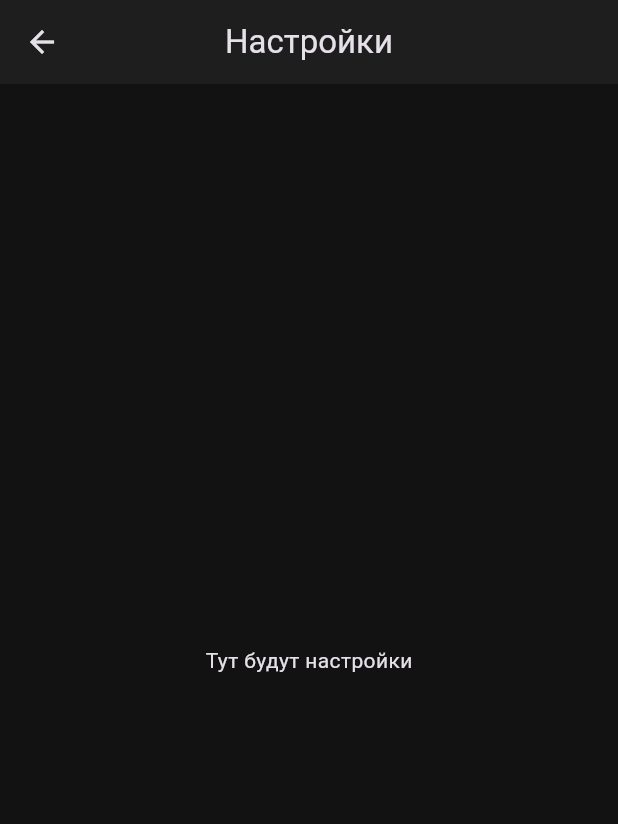
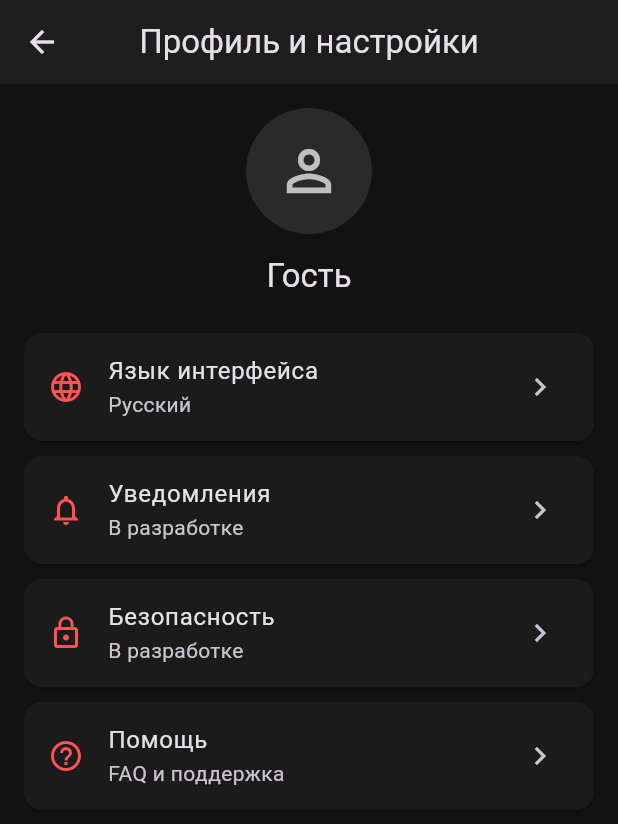
Before and after one commit to Ref4te/Flutter-CinemaApp, a Flutter app: the MainNavigationScreen screen opened directly, after a tap on the "settings" icon, on a phone screen of 412 x 824 dp. Shown: the top 824 px of the screen. Run offline on Flutter 3.47's test engine with Material 3 defaults, Android fonts, the phone set to English and light mode, and no system bars; our stand-ins replace flutter_svg; network calls fail.

Commit message:
Create dark homepage UI and extract settings page

```diff
--- a/lib/homepage/home_page.dart
+++ b/lib/homepage/home_page.dart
@@ -1,18 +1,25 @@
 import 'package:flutter/material.dart';
 import 'package:flutter_svg/flutter_svg.dart';
 
+import '../settings/settings_page.dart';
+
 class HomePage extends StatelessWidget {
   const HomePage({super.key});
+
+  static const List<String> _genres = ['Экшн', 'Комедия', 'Блокбастер', 'Романы'];
+
+  static const List<_MovieStub> _movies = [
+    _MovieStub(title: 'Звёздные войны', colors: [Color(0xFF5B0E0E), Color(0xFF161616)]),
+    _MovieStub(title: 'Достать ножи', colors: [Color(0xFF0B2A46), Color(0xFF191919)]),
+    _MovieStub(title: 'Лука', colors: [Color(0xFF2A3EA7), Color(0xFF151520)]),
+    _MovieStub(title: 'Мулан', colors: [Color(0xFF7D0B16), Color(0xFF241616)]),
+  ];
 
   @override
   Widget build(BuildContext context) {
     return Scaffold(
       appBar: AppBar(
-        title: SvgPicture.asset(
-          'assets/images/logo2.svg',
-          height: 60,
-        ),
-        centerTitle: true,
+        title: SvgPicture.asset('assets/images/logo2.svg', height: 40),
         actions: [
           IconButton(
             icon: const Icon(Icons.settings),
@@ -25,22 +32,163 @@ class HomePage extends StatelessWidget {
           ),
         ],
       ),
-      body: const Center(
-        child: Text('Главная страница'),
+      body: ListView(
+        padding: const EdgeInsets.symmetric(horizontal: 16, vertical: 8),
+        children: [
+          RichText(
+            text: TextSpan(
+              style: Theme.of(context).textTheme.headlineSmall?.copyWith(color: Colors.white70),
+              children: const [
+                TextSpan(text: 'Добро пожаловать в '),
+                TextSpan(text: 'Коршиш', style: TextStyle(color: Colors.redAccent)),
+              ],
+            ),
+          ),
+          const SizedBox(height: 14),
+          Container(
+            height: 210,
+            decoration: BoxDecoration(
+              borderRadius: BorderRadius.circular(28),
+              gradient: const LinearGradient(
+                begin: Alignment.topLeft,
+                end: Alignment.bottomRight,
+                colors: [Color(0xFF253240), Color(0xFF131A21), Color(0xFF2A0F30)],
+              ),
+            ),
+            child: Stack(
+              children: [
+                Positioned.fill(
+                  child: Opacity(
+                    opacity: 0.25,
+                    child: Image.network(
+                      'https://images.unsplash.com/photo-1489599849927-2ee91cede3ba?auto=format&fit=crop&w=900&q=80',
+                      fit: BoxFit.cover,
+                    ),
+                  ),
+                ),
+                const Center(
+                  child: Icon(Icons.play_circle_fill_rounded, size: 72, color: Colors.white70),
+                ),
+              ],
+            ),
+          ),
+          const SizedBox(height: 14),
+          Row(
+            mainAxisAlignment: MainAxisAlignment.center,
+            children: const [
+              _Dot(active: true),
+              _Dot(active: false),
+              _Dot(active: false),
+            ],
+          ),
+          const SizedBox(height: 16),
+          SizedBox(
+            height: 34,
+            child: ListView.separated(
+              scrollDirection: Axis.horizontal,
+              itemBuilder: (context, index) {
+                final isSelected = index == 0;
+                return Column(
+                  crossAxisAlignment: CrossAxisAlignment.start,
+                  children: [
+                    Text(
+                      _genres[index],
+                      style: TextStyle(
+                        color: isSelected ? Colors.redAccent : Colors.white60,
+                        fontSize: 22,
+                        fontWeight: isSelected ? FontWeight.w600 : FontWeight.w400,
+                      ),
+                    ),
+                    if (isSelected)
+                      Container(
+                        margin: const EdgeInsets.only(top: 3),
+                        height: 3,
+                        width: 40,
+                        color: Colors.redAccent,
+                      ),
+                  ],
+                );
+              },
+              separatorBuilder: (_, __) => const SizedBox(width: 28),
+              itemCount: _genres.length,
+            ),
+          ),
+          const SizedBox(height: 18),
+          GridView.builder(
+            itemCount: _movies.length,
+            shrinkWrap: true,
+            physics: const NeverScrollableScrollPhysics(),
+            gridDelegate: const SliverGridDelegateWithFixedCrossAxisCount(
+              crossAxisCount: 2,
+              mainAxisSpacing: 16,
+              crossAxisSpacing: 14,
+              childAspectRatio: 0.58,
+            ),
+            itemBuilder: (context, index) {
+              final movie = _movies[index];
+              return _MovieCard(movie: movie);
+            },
+          ),
+        ],
       ),
     );
   }
 }
 
-// Экран настроек
-class SettingsPage extends StatelessWidget {
-  const SettingsPage({super.key});
+class _MovieCard extends StatelessWidget {
+  const _MovieCard({required this.movie});
+
+  final _MovieStub movie;
 
   @override
   Widget build(BuildContext context) {
-    return Scaffold(
-      appBar: AppBar(title: const Text('Настройки')),
-      body: const Center(child: Text('Тут будут настройки')),
+    return Column(
+      crossAxisAlignment: CrossAxisAlignment.start,
+      children: [
+        Expanded(
+          child: Container(
+            decoration: BoxDecoration(
+              borderRadius: BorderRadius.circular(24),
+              gradient: LinearGradient(
+                begin: Alignment.topCenter,
+                end: Alignment.bottomCenter,
+                colors: movie.colors,
+              ),
+            ),
+            child: const Center(
+              child: Icon(Icons.local_movies_rounded, size: 44, color: Colors.white54),
+            ),
+          ),
+        ),
+        const SizedBox(height: 8),
+        Text(movie.title, style: const TextStyle(fontSize: 18, color: Colors.white70)),
+      ],
     );
   }
 }
+
+class _Dot extends StatelessWidget {
+  const _Dot({required this.active});
+
+  final bool active;
+
+  @override
+  Widget build(BuildContext context) {
+    return Container(
+      margin: const EdgeInsets.symmetric(horizontal: 4),
+      width: 10,
+      height: 10,
+      decoration: BoxDecoration(
+        color: active ? Colors.redAccent : Colors.white38,
+        shape: BoxShape.circle,
+      ),
+    );
+  }
+}
+
+class _MovieStub {
+  const _MovieStub({required this.title, required this.colors});
+
+  final String title;
+  final List<Color> colors;
+}
--- a/lib/navigation/main_navigation_screen.dart
+++ b/lib/navigation/main_navigation_screen.dart
@@ -1,8 +1,7 @@
 import 'package:flutter/material.dart';
+
 import '../homepage/home_page.dart';
-// import 'movies_page.dart';
-// import 'cinemas_page.dart';
-// import 'tickets_page.dart';
+import '../settings/settings_page.dart';
 
 class MainNavigationScreen extends StatefulWidget {
   const MainNavigationScreen({super.key});
@@ -14,12 +13,11 @@ class MainNavigationScreen extends StatefulWidget {
 class _MainNavigationScreenState extends State<MainNavigationScreen> {
   int _currentTabIndex = 0;
 
-  // Список страниц для навигации
   late final List<Widget> _pages = <Widget>[
     const HomePage(),
-    const Center(child: Text('Movies Page', style: _textStyle)),
-    const Center(child: Text('Cinemas Page', style: _textStyle)),
-    const Center(child: Text('My Tickets Page', style: _textStyle)),
+    const Center(child: Text('Избранное', style: _textStyle)),
+    const Center(child: Text('Билеты', style: _textStyle)),
+    const SettingsPage(),
   ];
 
   static const TextStyle _textStyle = TextStyle(
@@ -37,33 +35,19 @@ class _MainNavigationScreenState extends State<MainNavigationScreen> {
   @override
   Widget build(BuildContext context) {
     return Scaffold(
-      // Текущая страница отображается здесь
       body: _pages[_currentTabIndex],
-
       bottomNavigationBar: BottomNavigationBar(
         currentIndex: _currentTabIndex,
         onTap: _onTabTapped,
         type: BottomNavigationBarType.fixed,
-        backgroundColor: const Color(0xFF1E1E1E),
-        selectedItemColor: Colors.amber,
-        unselectedItemColor: Colors.grey,
+        backgroundColor: const Color(0xFF181818),
+        selectedItemColor: Colors.redAccent,
+        unselectedItemColor: Colors.white54,
         items: const [
-          BottomNavigationBarItem(
-            icon: Icon(Icons.home_rounded),
-            label: 'Home',
-          ),
-          BottomNavigationBarItem(
-            icon: Icon(Icons.local_movies_rounded),
-            label: 'Movies',
-          ),
-          BottomNavigationBarItem(
-            icon: Icon(Icons.place_rounded),
-            label: 'Cinemas',
-          ),
-          BottomNavigationBarItem(
-            icon: Icon(Icons.confirmation_number_rounded),
-            label: 'Tickets',
-          ),
+          BottomNavigationBarItem(icon: Icon(Icons.home_outlined), label: 'Домой'),
+          BottomNavigationBarItem(icon: Icon(Icons.favorite_border), label: 'Избранные'),
+          BottomNavigationBarItem(icon: Icon(Icons.confirmation_number_outlined), label: 'Билеты'),
+          BottomNavigationBarItem(icon: Icon(Icons.person_outline), label: 'Профиль'),
         ],
       ),
     );
--- /dev/null
+++ b/lib/settings/settings_page.dart
@@ -0,0 +1,78 @@
+import 'package:flutter/material.dart';
+
+class SettingsPage extends StatelessWidget {
+  const SettingsPage({super.key});
+
+  @override
+  Widget build(BuildContext context) {
+    return Scaffold(
+      appBar: AppBar(
+        title: const Text('Профиль и настройки'),
+      ),
+      body: ListView(
+        padding: const EdgeInsets.all(16),
+        children: [
+          const CircleAvatar(
+            radius: 42,
+            backgroundColor: Color(0xFF2A2A2A),
+            child: Icon(Icons.person_outline, size: 44, color: Colors.white70),
+          ),
+          const SizedBox(height: 14),
+          Text(
+            'Гость',
+            textAlign: TextAlign.center,
+            style: Theme.of(context).textTheme.titleLarge,
+          ),
+          const SizedBox(height: 24),
+          const _SettingsTile(
+            icon: Icons.language,
+            title: 'Язык интерфейса',
+            subtitle: 'Русский',
+          ),
+          const _SettingsTile(
+            icon: Icons.notifications_none,
+            title: 'Уведомления',
+            subtitle: 'В разработке',
+          ),
+          const _SettingsTile(
+            icon: Icons.lock_outline,
+            title: 'Безопасность',
+            subtitle: 'В разработке',
+          ),
+          const _SettingsTile(
+            icon: Icons.help_outline,
+            title: 'Помощь',
+            subtitle: 'FAQ и поддержка',
+          ),
+        ],
+      ),
+    );
+  }
+}
+
+class _SettingsTile extends StatelessWidget {
+  const _SettingsTile({
+    required this.icon,
+    required this.title,
+    required this.subtitle,
+  });
+
+  final IconData icon;
+  final String title;
+  final String subtitle;
+
+  @override
+  Widget build(BuildContext context) {
+    return Card(
+      color: const Color(0xFF1B1B1B),
+      margin: const EdgeInsets.only(bottom: 10),
+      child: ListTile(
+        leading: Icon(icon, color: Colors.redAccent),
+        title: Text(title),
+        subtitle: Text(subtitle),
+        trailing: const Icon(Icons.chevron_right),
+        onTap: () {},
+      ),
+    );
+  }
+}
```
